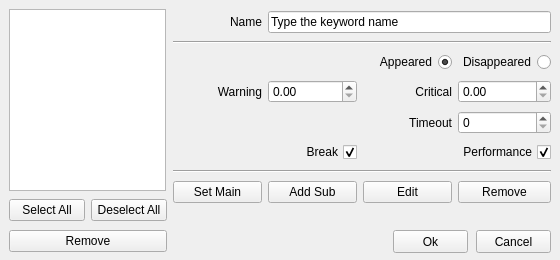
Above: alyvix/extra/robotide/qt_ui/alyvix_object_finder_properties_view.ui from alyvix/alyvix before the change. Below: the same form after it.
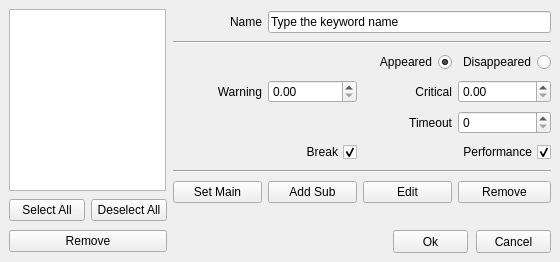
That is the form after the change.

The edit to the form file:
```diff
--- a/alyvix/extra/robotide/qt_ui/alyvix_object_finder_properties_view.ui
+++ b/alyvix/extra/robotide/qt_ui/alyvix_object_finder_properties_view.ui
@@ -7,7 +7,7 @@
     <x>0</x>
     <y>0</y>
     <width>560</width>
-    <height>260</height>
+    <height>262</height>
    </rect>
   </property>
   <property name="windowTitle">
```
Left out of the diff: 62 changed lines with no effect on the pictures.
